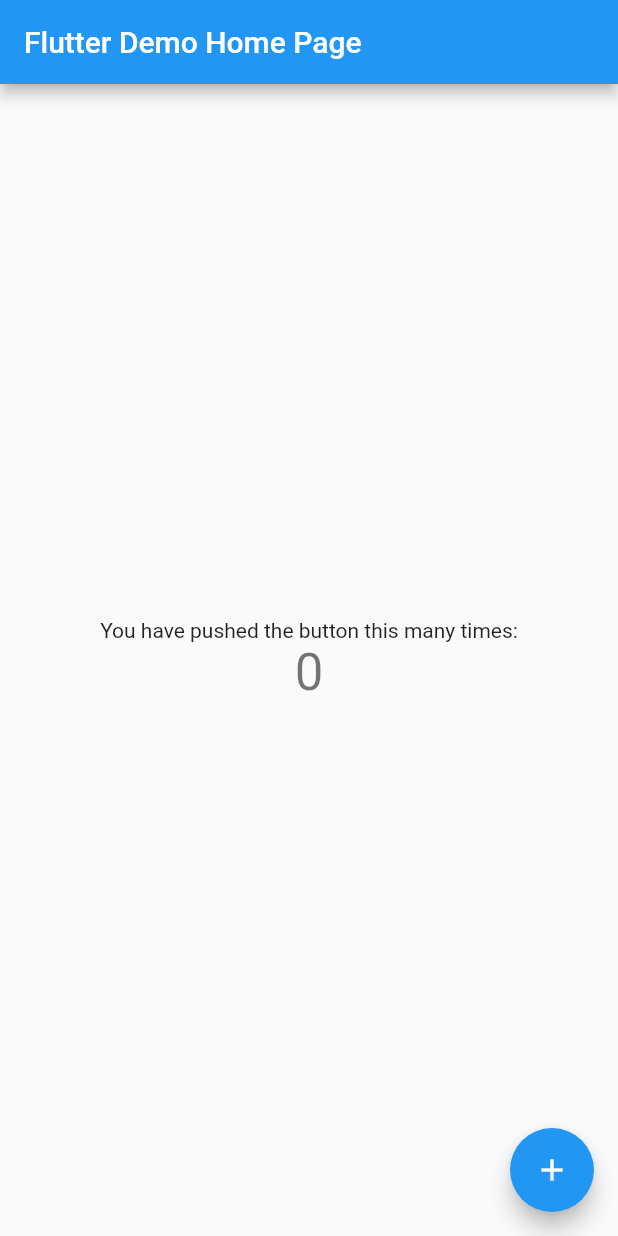
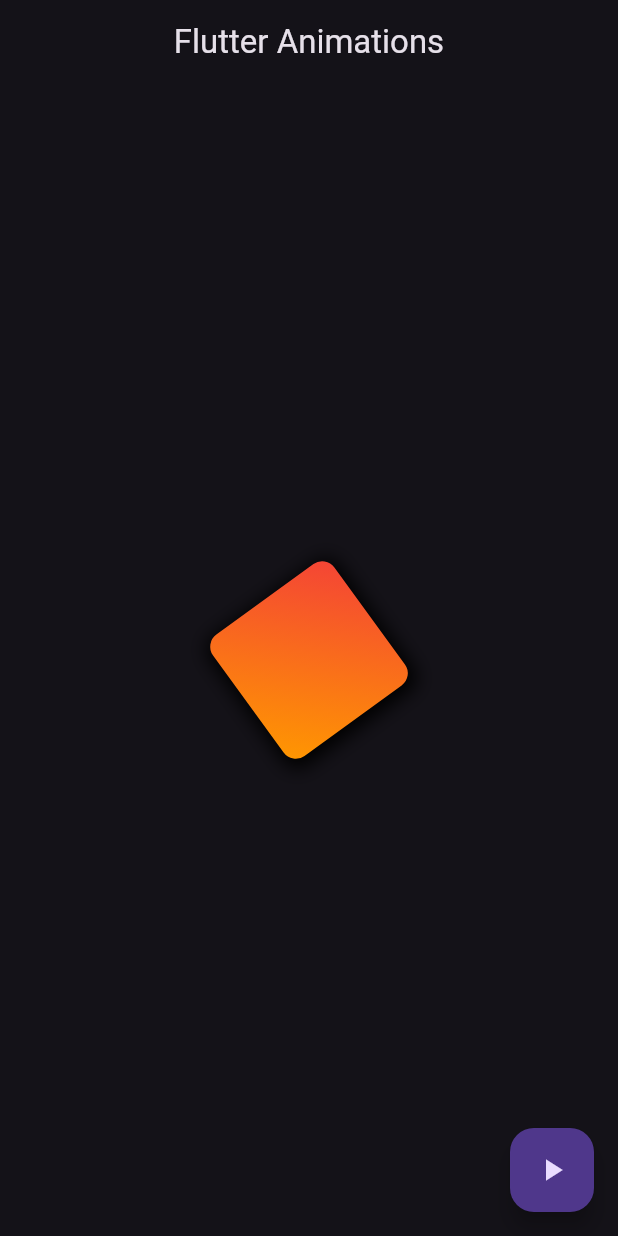
Before and after one commit to ShravanChilka/flutter_animations, a Flutter app: the screen it shows after launch, on a phone screen of 412 x 824 dp. Run offline on Flutter 3.47's test engine with Material 2 defaults, Android fonts, the phone set to English and light mode, and no system bars.

Commit message:
animation_controller

```diff
--- /dev/null
+++ b/lib/home_page.dart
@@ -0,0 +1,77 @@
+import 'dart:math' show pi;
+
+import 'package:flutter/material.dart';
+
+class HomePage extends StatefulWidget {
+  const HomePage({Key? key}) : super(key: key);
+
+  @override
+  State<HomePage> createState() => _HomePageState();
+}
+
+class _HomePageState extends State<HomePage>
+    with SingleTickerProviderStateMixin {
+  late AnimationController _controller;
+  late Animation<double> _animation;
+
+  @override
+  void initState() {
+    super.initState();
+    _controller = AnimationController(
+      vsync: this,
+      duration: const Duration(seconds: 2),
+    );
+    _animation = Tween<double>(begin: 0, end: 2 * pi).animate(_controller);
+    _controller.repeat();
+  }
+
+  @override
+  void dispose() {
+    _controller.dispose();
+    super.dispose();
+  }
+
+  @override
+  Widget build(BuildContext context) {
+    return Scaffold(
+      floatingActionButton: FloatingActionButton(
+        onPressed: () {},
+        child: const Icon(Icons.play_arrow),
+      ),
+      appBar: AppBar(
+        title: const Text('Flutter Animations'),
+        centerTitle: true,
+      ),
+      body: Center(
+        child: AnimatedBuilder(
+          animation: _controller,
+          builder: (BuildContext context, Widget? child) {
+            return Transform(
+              alignment: Alignment.center,
+              transform: Matrix4.identity()..rotateZ(_animation.value),
+              child: Container(
+                height: 100,
+                width: 100,
+                decoration: BoxDecoration(
+                  borderRadius: BorderRadius.circular(10),
+                  gradient: const LinearGradient(
+                    colors: [Colors.red, Colors.orange],
+                    begin: Alignment.topRight,
+                    end: Alignment.bottomLeft,
+                  ),
+                  boxShadow: const [
+                    BoxShadow(
+                      offset: Offset(0, 3),
+                      spreadRadius: 3,
+                      blurRadius: 10,
+                    )
+                  ],
+                ),
+              ),
+            );
+          },
+        ),
+      ),
+    );
+  }
+}
--- a/lib/main.dart
+++ b/lib/main.dart
@@ -1,4 +1,6 @@
 import 'package:flutter/material.dart';
+
+import 'home_page.dart';
 
 void main() {
   runApp(const MyApp());
@@ -7,109 +9,16 @@ void main() {
 class MyApp extends StatelessWidget {
   const MyApp({super.key});
 
-  // This widget is the root of your application.
   @override
   Widget build(BuildContext context) {
     return MaterialApp(
       title: 'Flutter Demo',
       theme: ThemeData(
-        // This is the theme of your application.
-        //
-        // Try running your application with "flutter run". You'll see the
-        // application has a blue toolbar. Then, without quitting the app, try
-        // changing the primarySwatch below to Colors.green and then invoke
-        // "hot reload" (press "r" in the console where you ran "flutter run",
-        // or simply save your changes to "hot reload" in a Flutter IDE).
-        // Notice that the counter didn't reset back to zero; the application
-        // is not restarted.
+        useMaterial3: true,
         primarySwatch: Colors.blue,
+        brightness: Brightness.dark,
       ),
-      home: const MyHomePage(title: 'Flutter Demo Home Page'),
+      home: const HomePage(),
     );
   }
 }
-
-class MyHomePage extends StatefulWidget {
-  const MyHomePage({super.key, required this.title});
-
-  // This widget is the home page of your application. It is stateful, meaning
-  // that it has a State object (defined below) that contains fields that affect
-  // how it looks.
-
-  // This class is the configuration for the state. It holds the values (in this
-  // case the title) provided by the parent (in this case the App widget) and
-  // used by the build method of the State. Fields in a Widget subclass are
-  // always marked "final".
-
-  final String title;
-
-  @override
-  State<MyHomePage> createState() => _MyHomePageState();
-}
-
-class _MyHomePageState extends State<MyHomePage> {
-  int _counter = 0;
-
-  void _incrementCounter() {
-    setState(() {
-      // This call to setState tells the Flutter framework that something has
-      // changed in this State, which causes it to rerun the build method below
-      // so that the display can reflect the updated values. If we changed
-      // _counter without calling setState(), then the build method would not be
-      // called again, and so nothing would appear to happen.
-      _counter++;
-    });
-  }
-
-  @override
-  Widget build(BuildContext context) {
-    // This method is rerun every time setState is called, for instance as done
-    // by the _incrementCounter method above.
-    //
-    // The Flutter framework has been optimized to make rerunning build methods
-    // fast, so that you can just rebuild anything that needs updating rather
-    // than having to individually change instances of widgets.
-    return Scaffold(
-      appBar: AppBar(
-        // Here we take the value from the MyHomePage object that was created by
-        // the App.build method, and use it to set our appbar title.
-        title: Text(widget.title),
-      ),
-      body: Center(
-        // Center is a layout widget. It takes a single child and positions it
-        // in the middle of the parent.
-        child: Column(
-          // Column is also a layout widget. It takes a list of children and
-          // arranges them vertically. By default, it sizes itself to fit its
-          // children horizontally, and tries to be as tall as its parent.
-          //
-          // Invoke "debug painting" (press "p" in the console, choose the
-          // "Toggle Debug Paint" action from the Flutter Inspector in Android
-          // Studio, or the "Toggle Debug Paint" command in Visual Studio Code)
-          // to see the wireframe for each widget.
-          //
-          // Column has various properties to control how it sizes itself and
-          // how it positions its children. Here we use mainAxisAlignment to
-          // center the children vertically; the main axis here is the vertical
-          // axis because Columns are vertical (the cross axis would be
-          // horizontal).
-          mainAxisAlignment: MainAxisAlignment.center,
-          children: <Widget>[
-            const Text(
-              'You have pushed the button this many times:',
-            ),
-            Text(
-              '$_counter',
-              style: Theme.of(context).textTheme.headlineMedium,
-            ),
-          ],
-        ),
-      ),
-      floatingActionButton: FloatingActionButton(
-        onPressed: _incrementCounter,
-        tooltip: 'Increment',
-        child: const Icon(Icons.add),
-      ), // This trailing comma makes auto-formatting nicer for build methods.
-    );
-  }
-}
```
